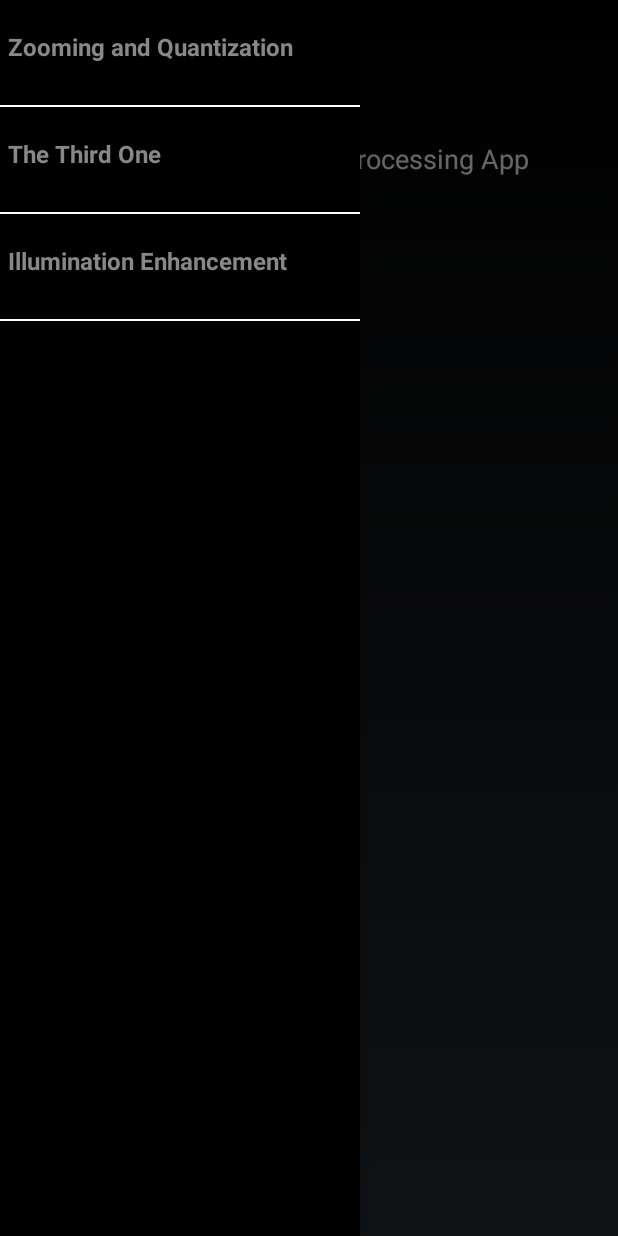
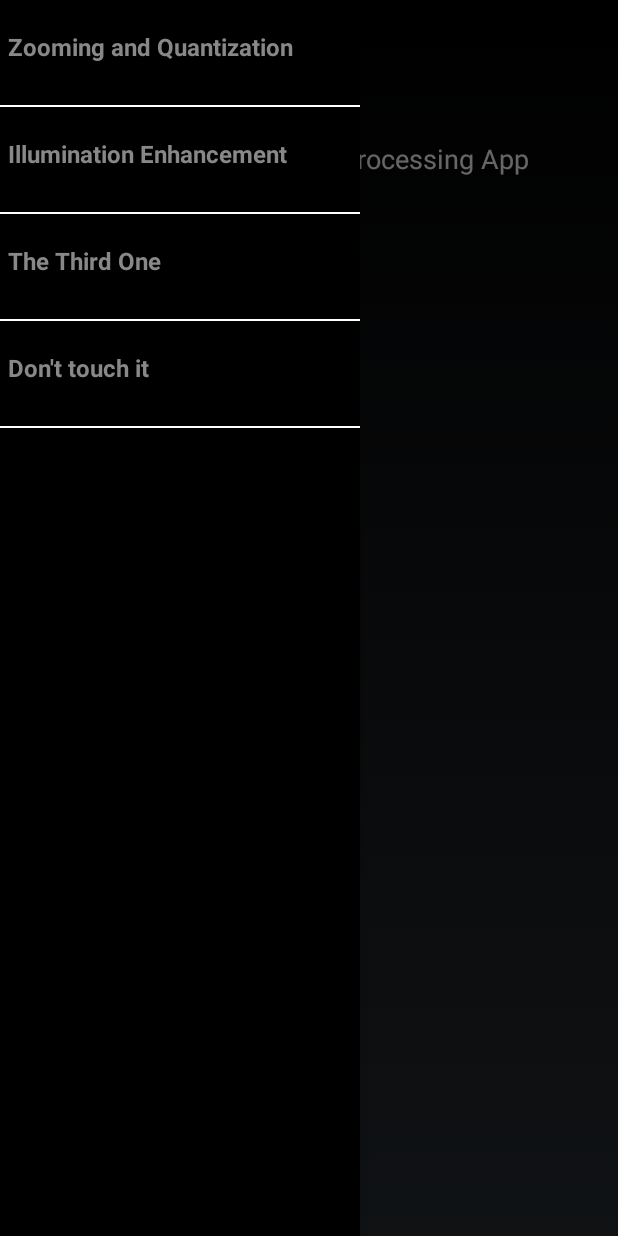
Before and after one commit to myloginistaken/MobDIP, an Android app: the screen it shows after launch (MyActivity), with the side drawer open, on a phone screen of 412 x 824 dp. Run offline under Robolectric (Android 15) with nearby library versions, the phone set to English and light mode, and no system bars; pictures from the network do not load; 2 statements that could not run were skipped.

Commit message:
Sliding Menu is rearranged

```diff
--- a/app/src/main/java/com/dip/mob/mobdip/MyActivity.java
+++ b/app/src/main/java/com/dip/mob/mobdip/MyActivity.java
@@ -94,8 +94,8 @@ public class MyActivity extends Activity implements View.OnTouchListener {
     private String[] navMenuTitles;
     private TypedArray navMenuIcons;
 
-    private HashMap<String, ArrayList<String>> groups;
-    private ArrayList<String> chapter1, chapter2, chapter3;
+    private ArrayList<ArrayList<String>> groups;
+    private ArrayList<String> groupNames, chapter1, chapter2, chapter3, chapter4;
 
     private NavDrawerListAdapter adapter;
 
@@ -128,28 +128,37 @@ public class MyActivity extends Activity implements View.OnTouchListener {
         mDrawerList = (ExpandableListView) findViewById(R.id.list_slidermenu);
 
         //Make data for NavDrawerListAdapter - groups and buttons in sliding menu
-        groups = new HashMap<String, ArrayList<String>>();
-        chapter1 = new ArrayList<String>();//"Zooming and Quantization", 0);
+        groups = new ArrayList<ArrayList<String>>();
+        groupNames = new ArrayList<String>();
+        groupNames.add("Zooming and Quantization");
+        groupNames.add("Illumination Enhancement");
+        groupNames.add("The Third One");
+        groupNames.add("Don't touch it");
+        chapter1 = new ArrayList<String>();
         chapter2 = new ArrayList<String>();
         chapter3 = new ArrayList<String>();
+        chapter4 = new ArrayList<String>();
         chapter1.add("Nearest Neighbor");
         chapter1.add("Bicubic");
         chapter1.add("Bilinear");
         chapter1.add("Lanczos");
         chapter1.add("Quantization");
-        groups.put("Zooming and Quantization", chapter1);
+        groups.add(chapter1);
         chapter2.add("Power/Root");
         chapter2.add("Exponential");
         chapter2.add("Logarithmic");
         chapter2.add("Histogram Equalization");
         chapter2.add("Singular Value Equalization");
-        groups.put("Illumination Enhancement", chapter2);
+        groups.add(chapter2);
         chapter3.add("Do");
         chapter3.add("Nuffin");
-        groups.put("The Third One", chapter3);
+        groups.add(chapter3);
+        chapter4.add("Just");
+        chapter4.add("Testing");
+        groups.add(chapter4);
 
         //Make adapter and give it the list of data
-        NavDrawerListAdapter adapter = new NavDrawerListAdapter(getApplicationContext(), groups);
+        NavDrawerListAdapter adapter = new NavDrawerListAdapter(getApplicationContext(), groups, groupNames);
         mDrawerList.setAdapter(adapter);
 
         if (savedInstanceState == null) {
@@ -413,7 +422,7 @@ public class MyActivity extends Activity implements View.OnTouchListener {
     }
 
     /**
-     * Diplaying fragment view for selected nav drawer list item
+     * Displaying fragment view for selected nav drawer list item
      * */
     private void displayView(int position) {
         // update the main content by replacing fragments
--- a/app/src/main/java/com/dip/mob/mobdip/NavDrawerListAdapter.java
+++ b/app/src/main/java/com/dip/mob/mobdip/NavDrawerListAdapter.java
@@ -20,12 +20,14 @@ import android.widget.Toast;
 
 public class NavDrawerListAdapter extends BaseExpandableListAdapter {
 
-    private HashMap<String,ArrayList<String>> mGroups;
+    private ArrayList<ArrayList<String>> mGroups;
+    private ArrayList<String> groupNames;
     private Context mContext;
 
-    public NavDrawerListAdapter (Context context,HashMap<String,ArrayList<String>> groups){
+    public NavDrawerListAdapter (Context context,ArrayList<ArrayList<String>> groups, ArrayList<String> names){
         mContext = context;
         mGroups = groups;
+        groupNames = names;
     }
 
     @Override
@@ -35,7 +37,7 @@ public class NavDrawerListAdapter extends BaseExpandableListAdapter {
 
     @Override
     public int getChildrenCount(int groupPosition) {
-        return mGroups.get(getGroupName(groupPosition)).size();
+        return mGroups.get(groupPosition).size();
     }
 
     @Override
@@ -63,11 +65,6 @@ public class NavDrawerListAdapter extends BaseExpandableListAdapter {
         return true;
     }
 
-    public String getGroupName(int groupPosition){
-        String name = mGroups.keySet().toArray()[groupPosition].toString();
-        return name;
-    }
-
     @Override
     public View getGroupView(int groupPosition, boolean isExpanded, View convertView,
                              ViewGroup parent) {
@@ -85,7 +82,7 @@ public class NavDrawerListAdapter extends BaseExpandableListAdapter {
         }
 
         TextView textGroup = (TextView) convertView.findViewById(R.id.textGroup);
-        textGroup.setText(getGroupName(groupPosition));
+        textGroup.setText(groupNames.get(groupPosition));
 
         return convertView;
 
@@ -100,7 +97,7 @@ public class NavDrawerListAdapter extends BaseExpandableListAdapter {
         }
 
         TextView textChild = (TextView) convertView.findViewById(R.id.textChild);
-        textChild.setText(mGroups.get(getGroupName(groupPosition)).get(childPosition));
+        textChild.setText(mGroups.get(groupPosition).get(childPosition));
 
         return convertView;
     }
```
Also changed, not shown: app/src/main/java/com/dip/mob/mobdip/NavDrawerItem.java (deleted, +0 -74 lines).
